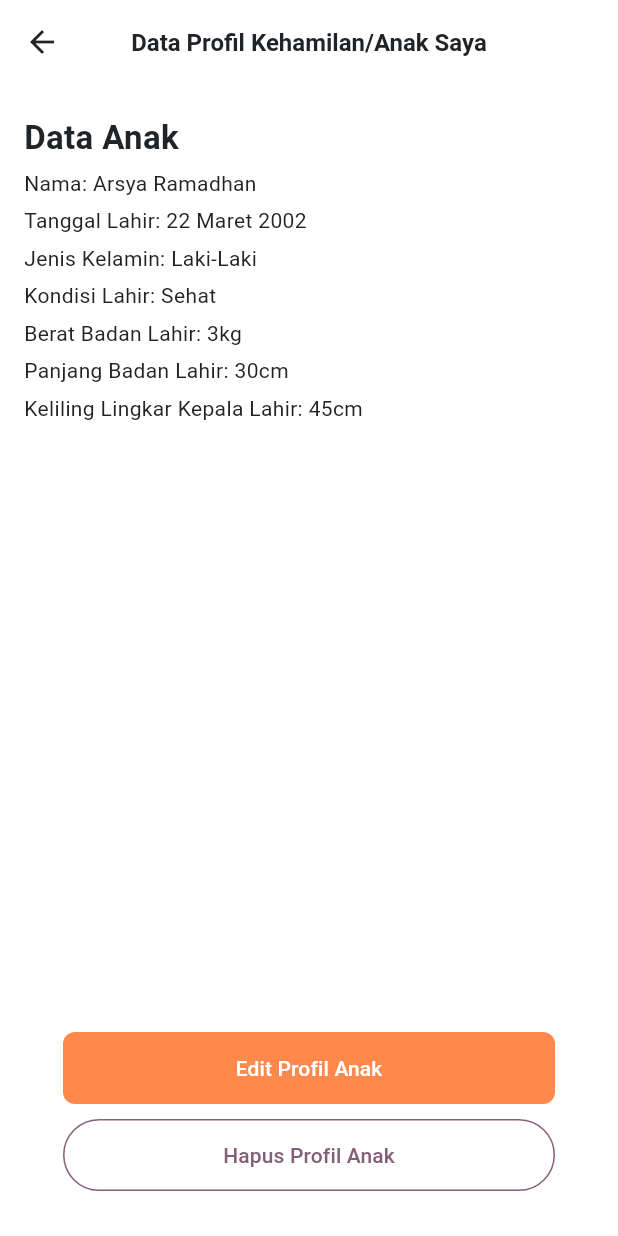
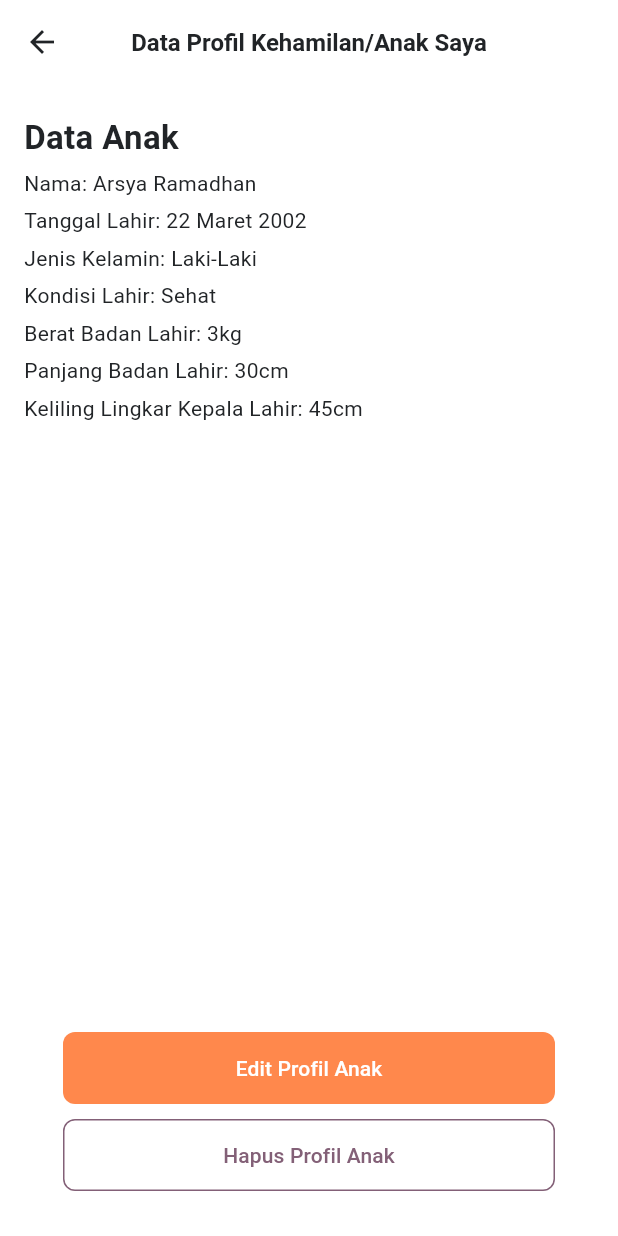
Before and after one commit to Hackfest-BCC-KICK-IT/Stuntle-FE-Flutter, a Flutter app: the DetailChildUser screen opened by its route, on a phone screen of 412 x 824 dp. Run offline on Flutter 3.47's test engine with Material 3 defaults, Android fonts, the phone set to English and light mode, and no system bars; our stand-ins replace bloc, camera, chat_bubbles, dio, equatable, flutter_bloc and 4 more; accounts and stored records are empty; project files that could hold a hidden picture were left out.

Commit message:
style: change border in outline button

```diff
--- a/lib/pages/homepage/pantau/baby/detail_data_kehamilan.dart
+++ b/lib/pages/homepage/pantau/baby/detail_data_kehamilan.dart
@@ -63,8 +63,6 @@ class DetailDataKehamilan extends StatelessWidget {
             maximumSize: const Size(double.infinity, 48),
             contentText: "Tampilkan Data Lebih Banyak",
             onTapFunc: () {},
-            shape:
-                RoundedRectangleBorder(borderRadius: BorderRadius.circular(8)),
           ),
         ],
       ),
--- a/lib/pages/homepage/pantau/baby/periksa_hamil_page.dart
+++ b/lib/pages/homepage/pantau/baby/periksa_hamil_page.dart
@@ -111,8 +111,6 @@ class PeriksaHamilPage extends StatelessWidget {
                 minimumSize: const Size(348, 48),
                 contentText: "Kirim Hasil Pemeriksaan",
                 onTapFunc: () {},
-                shape: const RoundedRectangleBorder(
-                    borderRadius: BorderRadius.all(Radius.circular(8))),
               ),
               const SizedBox(
                 height: 50,
--- a/lib/pages/homepage/pantau/child/detail_data_anak.dart
+++ b/lib/pages/homepage/pantau/child/detail_data_anak.dart
@@ -80,8 +80,6 @@ class DetailDataAnak extends StatelessWidget {
             maximumSize: const Size(double.infinity, 48),
             contentText: "Tampilkan Data Lebih Banyak",
             onTapFunc: () {},
-            shape:
-                RoundedRectangleBorder(borderRadius: BorderRadius.circular(8)),
           ),
           const SizedBox(
             height: 20,
--- a/lib/pages/homepage/pantau/child/pemeriksaan_mandiri/widgets/form_add_data.dart
+++ b/lib/pages/homepage/pantau/child/pemeriksaan_mandiri/widgets/form_add_data.dart
@@ -63,8 +63,6 @@ class _FormAddDataMandiriState extends State<FormAddDataMandiri> {
             minimumSize: const Size(348, 48),
             maximumSize: const Size(double.infinity, 48),
             contentText: "Batalkan",
-            shape:
-                RoundedRectangleBorder(borderRadius: BorderRadius.circular(8)),
             onTapFunc: () => Navigator.pop(context),
           ),
           const SizedBox(
--- a/lib/pages/homepage/pantau/widgets/pemeriksaan_button.dart
+++ b/lib/pages/homepage/pantau/widgets/pemeriksaan_button.dart
@@ -41,7 +41,6 @@ class PemeriksaanButton extends StatelessWidget {
       },
       minimumSize: const Size(348, 80),
       maximumSize: const Size(double.infinity, 80),
-      shape: RoundedRectangleBorder(borderRadius: BorderRadius.circular(8)),
       childWidget: Row(
         mainAxisAlignment: MainAxisAlignment.spaceBetween,
         children: [
--- a/lib/pages/widget/outline_custom_button.dart
+++ b/lib/pages/widget/outline_custom_button.dart
@@ -8,7 +8,7 @@ class CustomOutlineButton extends StatelessWidget {
   final Size maximumSize;
   final Widget? childWidget;
   final String? contentText;
-  final OutlinedBorder? shape;
+
   final void Function()? onTapFunc;
   const CustomOutlineButton({
     Key? key,
@@ -16,7 +16,6 @@ class CustomOutlineButton extends StatelessWidget {
     required this.maximumSize,
     this.childWidget,
     this.contentText,
-    this.shape,
     this.onTapFunc,
   }) : super(key: key);
 
@@ -25,7 +24,7 @@ class CustomOutlineButton extends StatelessWidget {
     return OutlinedButton(
       onPressed: onTapFunc,
       style: OutlinedButton.styleFrom(
-        shape: shape,
+        shape: RoundedRectangleBorder(borderRadius: BorderRadius.circular(8)),
         padding: const EdgeInsets.symmetric(
           horizontal: 24,
           vertical: 10,
```
Also changed, not shown: lib/pages/homepage/pantau/child/periksa_anak_page.dart (+5 -6 lines).
